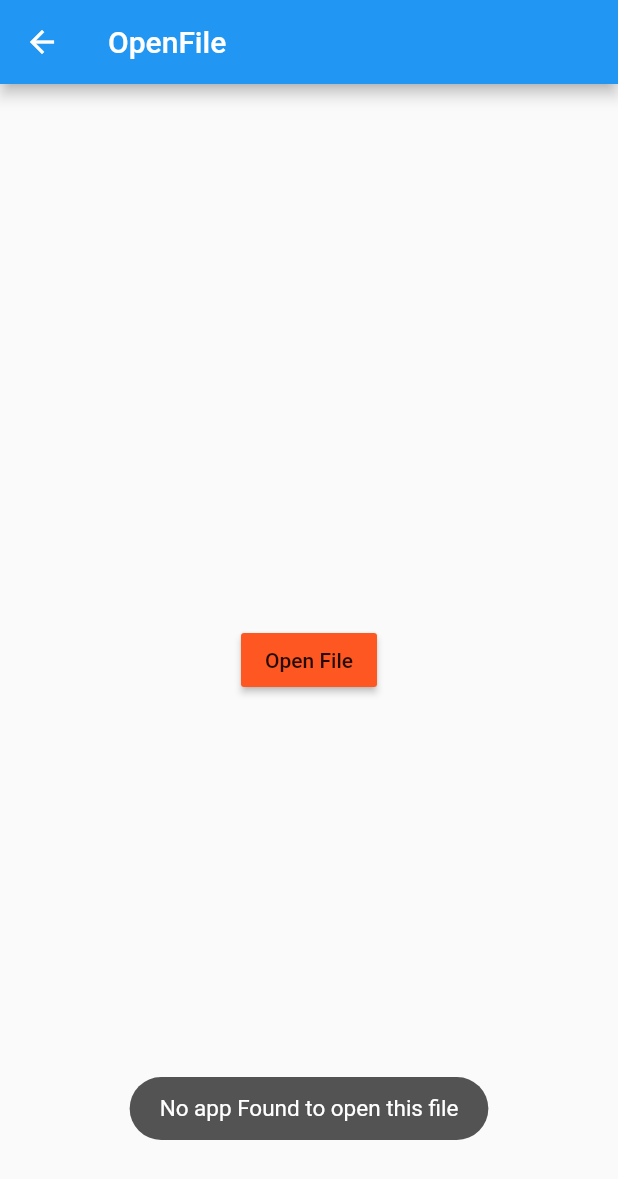
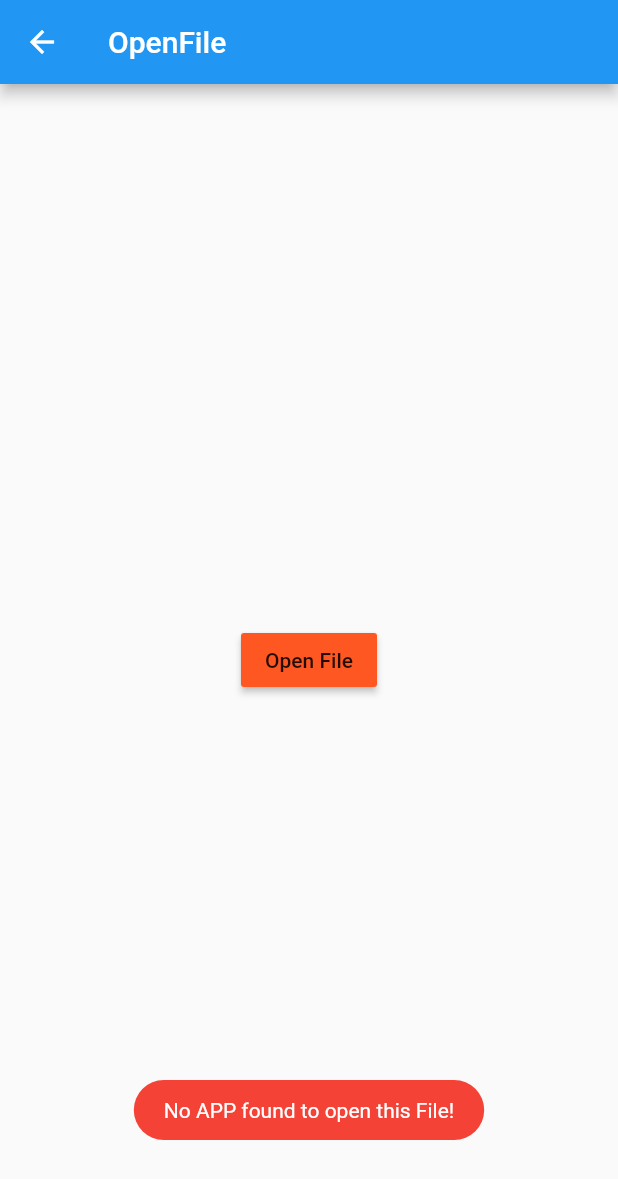
Before and after one commit to AnuraghYarlagadda/VNRPlacementsFlutter, a Flutter app: the HomeOpenFile screen opened directly, after a tap on "Open File", on a phone screen of 412 x 824 dp. Shown: the top 1179 px of the screen. Run offline on Flutter 3.47's test engine with Material 2 defaults, Android fonts, the phone set to English and light mode, and no system bars; our stand-ins replace connectivity, dio, firebase_auth, firebase_storage, flutter_offline, fluttertoast and 2 more; missing offline and left inert: app_settings, store_redirect; accounts and stored records are empty; network calls fail.

Commit message:
Done with All Functionalities

```diff
--- a/lib/Home.dart
+++ b/lib/Home.dart
@@ -1,9 +1,9 @@
-import 'package:firebase_auth/firebase_auth.dart';
 import 'package:flutter/material.dart';
 import 'package:vnrplacements/HomeDownload.dart';
 import 'package:vnrplacements/HomeOpenFile.dart';
 import 'package:vnrplacements/StoragePermissions.dart';
 import 'package:vnrplacements/openInBrowser.dart';
+import 'FirebaseSignInAnonymous.dart';
 
 class Home extends StatefulWidget {
   @override
@@ -14,9 +14,10 @@ class _HomeState extends State<Home> {
   @override
   void initState() {
     super.initState();
-    FirebaseAuth.instance.signInAnonymously();
+    firebaseSignIn();
     grantStoragePermissionAndCreateDir(context);
   }
+
   @override
   Widget build(BuildContext context) {
     return (Scaffold(
--- a/lib/HomeOpenFile.dart
+++ b/lib/HomeOpenFile.dart
@@ -1,4 +1,5 @@
 import 'package:flutter/material.dart';
+import 'package:vnrplacements/StoragePermissions.dart';
 import 'openFileFromLocalStorage.dart';
 
 class HomeOpenFile extends StatefulWidget {
@@ -10,12 +11,14 @@ class _HomeOpenFileState extends State<HomeOpenFile> {
   @override
   void initState() {
     super.initState();
+    grantStoragePermissionAndCreateDir(context);
   }
 
   @override
-  Widget build(BuildContext context){
+  Widget build(BuildContext context) {
     final filePath =
         "/storage/emulated/0" + "/Placements" + "/AlumniDetails.xlsx";
+    final fileFormat="xlsx";
     return Scaffold(
       appBar: new AppBar(
         title: Text("OpenFile"),
@@ -25,7 +28,7 @@ class _HomeOpenFileState extends State<HomeOpenFile> {
             color: Colors.deepOrange,
             child: Text("Open File"),
             onPressed: () async {
-              await openFile(context, filePath);
+              await openFile(context, filePath,fileFormat);
             }),
       ),
     );
--- a/lib/StoragePermissions.dart
+++ b/lib/StoragePermissions.dart
@@ -1,16 +1,24 @@
 import 'package:flutter/cupertino.dart';
 import 'package:permission_handler/permission_handler.dart';
-import 'package:toast/toast.dart';
+import 'package:fluttertoast/fluttertoast.dart';
+import 'package:vnrplacements/Settings.dart';
 import './Storagedirectory.dart';
+import 'package:flutter/material.dart';
 
-
-grantStoragePermissionAndCreateDir(BuildContext context ){
+grantStoragePermissionAndCreateDir(BuildContext context) {
   Permission.storage.request().then((onValue) {
     if (onValue == PermissionStatus.permanentlyDenied)
-        Toast.show("Enable Storage Permission in Settings!", context,
-            duration: Toast.LENGTH_SHORT, gravity: Toast.BOTTOM);
+      {
+        Fluttertoast.showToast(
+          msg: "Enable Storage Permission in Settings!",
+          toastLength: Toast.LENGTH_SHORT,
+          backgroundColor: Colors.red,
+          textColor: Colors.white);
+          openAppSettingsVNR();
+      }
     else if (onValue == PermissionStatus.denied)
       grantStoragePermissionAndCreateDir(context);
-      else if (onValue == PermissionStatus.granted) createandgetDirectory(context);
+    else if (onValue == PermissionStatus.granted)
+      createandgetDirectory(context);
   });
 }
--- a/lib/Storagedirectory.dart
+++ b/lib/Storagedirectory.dart
@@ -1,14 +1,19 @@
 import 'dart:io';
 import 'package:permission_handler/permission_handler.dart';
-import 'package:toast/toast.dart';
+import 'package:fluttertoast/fluttertoast.dart';
+import 'package:flutter/material.dart';
+import 'package:vnrplacements/Settings.dart';
 
 Directory applicationStorageDirectory;
 
 Future<Directory> createandgetDirectory(context) async {
-  if(await Permission.storage.isPermanentlyDenied)
-  {
-    Toast.show("Enable Storage Permission in Settings!", context,
-            duration: Toast.LENGTH_SHORT, gravity: Toast.BOTTOM);
+  if (await Permission.storage.isPermanentlyDenied) {
+    Fluttertoast.showToast(
+        msg: "Enable Storage Permission in Settings!",
+        toastLength: Toast.LENGTH_SHORT,
+        backgroundColor: Colors.red,
+        textColor: Colors.white);
+    openAppSettingsVNR();
   }
   if (await (Directory("/storage/emulated/0" + "/Placements").exists())) {
     print("Directory Exists!");
--- a/lib/main.dart
+++ b/lib/main.dart
@@ -1,5 +1,6 @@
 import 'package:flutter/material.dart';
 import 'package:vnrplacements/Home.dart';
+
 void main() {
   runApp(MyApp());
 }
--- /dev/null
+++ b/lib/navigateToPlayStore.dart
@@ -0,0 +1,10 @@
+import 'package:store_redirect/store_redirect.dart';
+
+goToPDFViewerFromPlayStore() {
+  StoreRedirect.redirect(androidAppId: "com.google.android.apps.pdfviewer");
+}
+
+goToExcelViewerFromPlayStore() {
+  StoreRedirect.redirect(
+      androidAppId: "com.google.android.apps.docs.editors.sheets");
+}
--- a/lib/openFileFromLocalStorage.dart
+++ b/lib/openFileFromLocalStorage.dart
@@ -1,15 +1,37 @@
 import 'package:flutter/material.dart';
 import 'package:open_file/open_file.dart';
-import 'package:toast/toast.dart';
+import 'package:fluttertoast/fluttertoast.dart';
+import 'package:vnrplacements/navigateToPlayStore.dart';
+import './Settings.dart';
 
-Future<void> openFile(BuildContext context,String filePath) async {
-
+Future<void> openFile(
+    BuildContext context, String filePath, String fileFormat) async {
   final result = await OpenFile.open(filePath);
   if (result.type == ResultType.fileNotFound) {
-    Toast.show("File not found!", context);
+    Fluttertoast.showToast(
+        msg: "File Not Found! \nRetry Downloading..",
+        toastLength: Toast.LENGTH_SHORT,
+        backgroundColor: Colors.red,
+        textColor: Colors.white);
   }
   if (result.type == ResultType.noAppToOpen) {
-    Toast.show("No app Found to open this file", context);
+    Fluttertoast.showToast(
+        msg: "No APP found to open this File!",
+        toastLength: Toast.LENGTH_SHORT,
+        backgroundColor: Colors.red,
+        textColor: Colors.white);
+    if (fileFormat == "xlsx")
+      goToExcelViewerFromPlayStore();
+    else if (fileFormat == "pdf") goToPDFViewerFromPlayStore();
+  }
+  if (result.type == ResultType.permissionDenied) {
+    Fluttertoast.showToast(
+        msg: "Grant Storage Permission",
+        toastLength: Toast.LENGTH_LONG,
+        backgroundColor: Colors.red,
+        textColor: Colors.white,
+        gravity: ToastGravity.BOTTOM);
+    openAppSettingsVNR();
   }
   print(result.message);
   print(result.type);
```
Also changed, not shown: lib/FirebaseSignInAnonymous.dart (added, +20 -0 lines), lib/HomeDownload.dart (+32 -6 lines), lib/Settings.dart (added, +17 -0 lines), lib/openInBrowser.dart (+34 -8 lines), pubspec.yaml (+5 -54 lines), pubspec.lock, 1 other file. Lines whose indentation alone changed are shown as unchanged.
